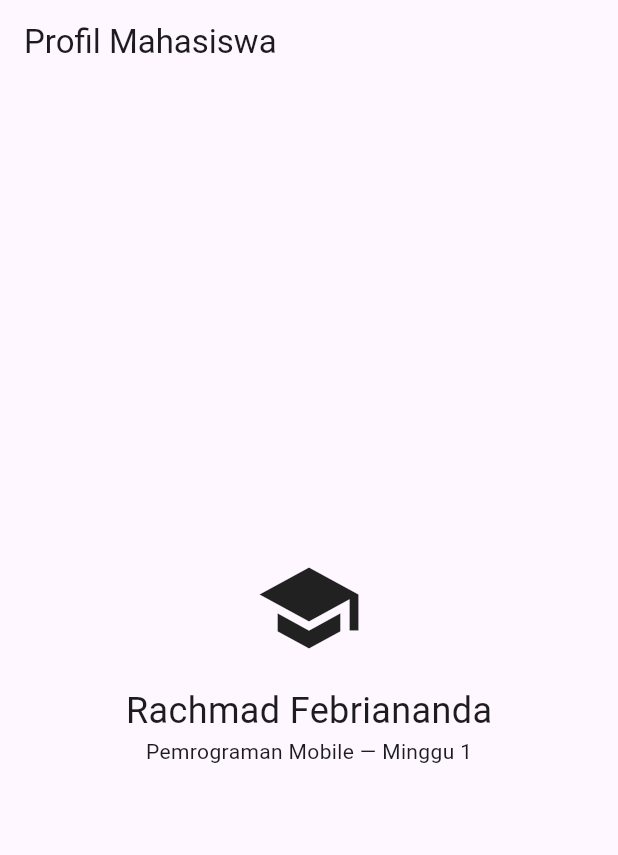
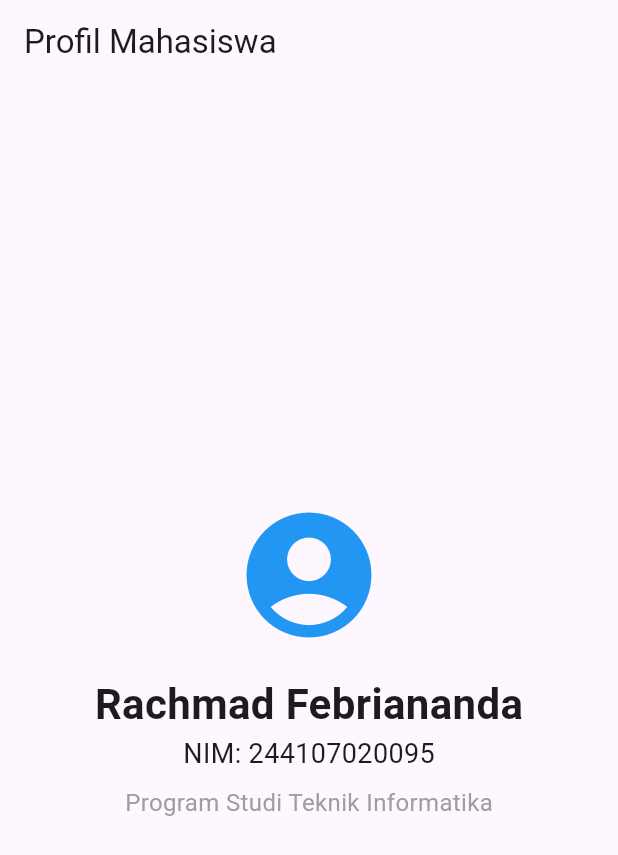
Before and after one commit to rachmadnanda/244107020095-mobile-course, a Flutter app: the screen it shows after launch, on a phone screen of 412 x 824 dp. Shown: the top 855 px of the screen. Run offline on Flutter 3.47's test engine with Material 3 defaults, Android fonts, the phone set to English and light mode, and no system bars.

Commit message:
tugas praktikum profil mahasiswa

```diff
--- a/_01_week_1_mobile_development_ecosystem_flutter_refresh/lib/main.dart
+++ b/_01_week_1_mobile_development_ecosystem_flutter_refresh/lib/main.dart
@@ -4,6 +4,7 @@ void main() => runApp(const MyApp());
 
 class MyApp extends StatelessWidget {
   const MyApp({super.key});
+
   @override
   Widget build(BuildContext context) {
     return MaterialApp(
@@ -14,10 +15,18 @@ class MyApp extends StatelessWidget {
           child: Column(
             mainAxisSize: MainAxisSize.min,
             children: [
-              Icon(Icons.school, size: 72),
+              Icon(Icons.account_circle, size: 100, color: Colors.blue),
               SizedBox(height: 16),
-              Text('Rachmad Febriananda', style: TextStyle(fontSize: 24)),
-              Text('Pemrograman Mobile — Minggu 1'),
+              Text(
+                'Rachmad Febriananda',
+                style: TextStyle(fontSize: 28, fontWeight: FontWeight.bold),
+              ),
+              Text('NIM: 244107020095', style: TextStyle(fontSize: 18)),
+              SizedBox(height: 8),
+              Text(
+                'Program Studi Teknik Informatika',
+                style: TextStyle(fontSize: 16, color: Colors.grey),
+              ),
             ],
           ),
         ),
```
